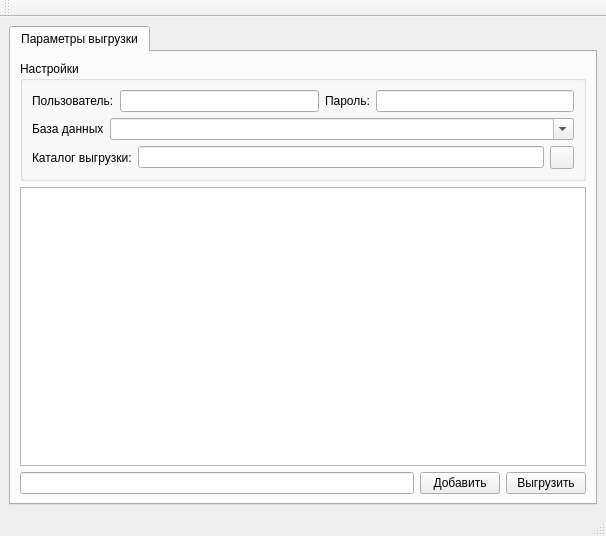
This is DBFileTool/dbmainwindow.ui in Smitt64/WorkFMT as Qt 5 draws it before an edit. The edited form follows.
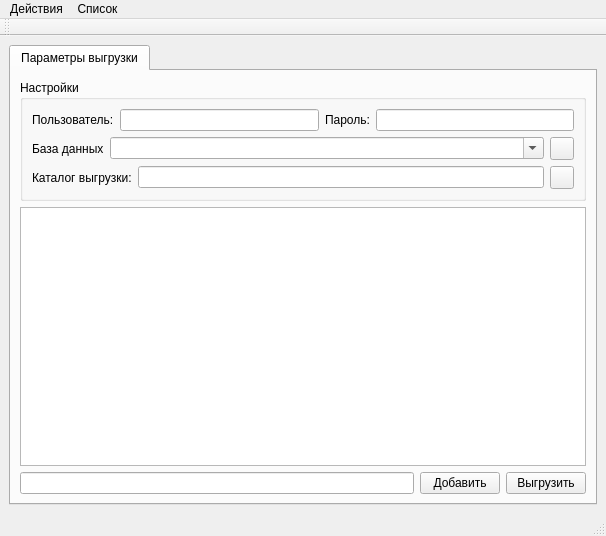
This is the edited form. Icons and pictures are not drawn.

What changed in the file:
```diff
--- a/DBFileTool/dbmainwindow.ui
+++ b/DBFileTool/dbmainwindow.ui
@@ -62,7 +62,7 @@
             </layout>
            </item>
            <item>
-            <layout class="QHBoxLayout" name="horizontalLayout_2" stretch="0,1">
+            <layout class="QHBoxLayout" name="horizontalLayout_2" stretch="0,1,0">
              <item>
               <widget class="QLabel" name="label_3">
                <property name="text">
@@ -77,6 +77,17 @@
                </property>
               </widget>
              </item>
+             <item>
+              <widget class="QToolButton" name="openConnection">
+               <property name="text">
+                <string/>
+               </property>
+               <property name="icon">
+                <iconset resource="../FmtLib/res/fmt.qrc">
+                 <normaloff>:/db</normaloff>:/db</iconset>
+               </property>
+              </widget>
+             </item>
             </layout>
            </item>
            <item>
@@ -146,6 +157,26 @@
      <height>21</height>
     </rect>
    </property>
+   <widget class="QMenu" name="menu">
+    <property name="title">
+     <string>Действия</string>
+    </property>
+    <addaction name="actionUnload"/>
+    <addaction name="actionLoad"/>
+   </widget>
+   <widget class="QMenu" name="menu_2">
+    <property name="title">
+     <string>Список</string>
+    </property>
+    <addaction name="actionListAdd"/>
+    <addaction name="actionListClear"/>
+    <addaction name="actionListDelete"/>
+    <addaction name="separator"/>
+    <addaction name="actionSaveList"/>
+    <addaction name="actionLoadList"/>
+   </widget>
+   <addaction name="menu"/>
+   <addaction name="menu_2"/>
   </widget>
   <widget class="QStatusBar" name="statusbar"/>
   <widget class="QToolBar" name="toolBar">
```
Left out of the diff: 50 changed lines with no effect on the pictures.
